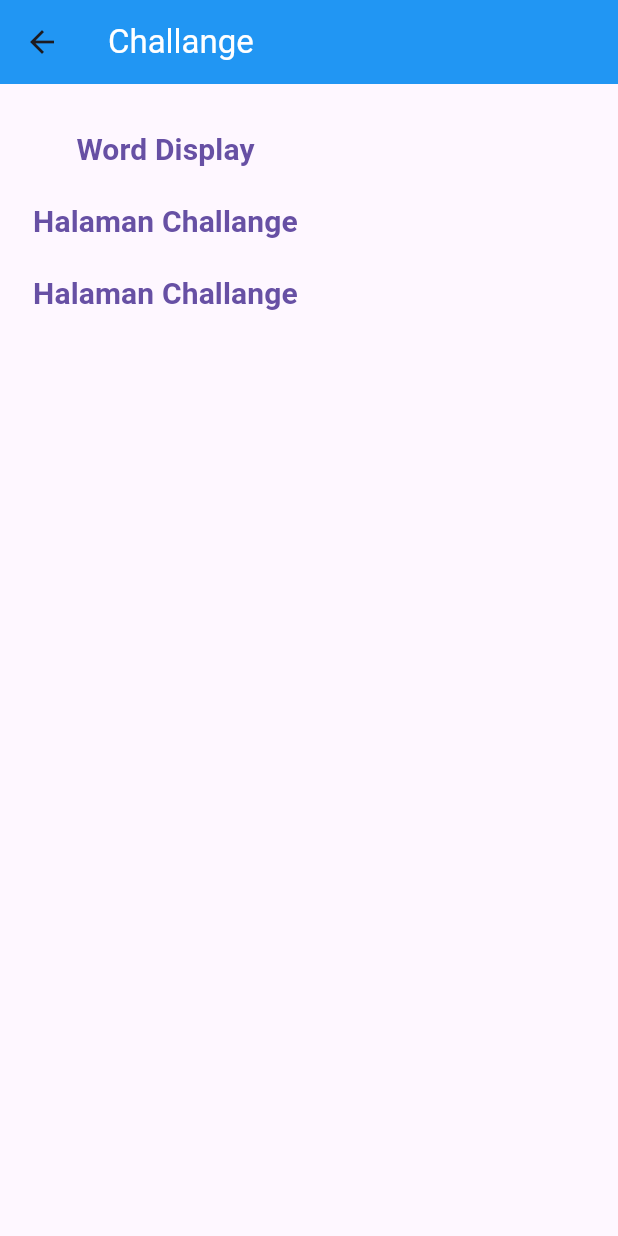
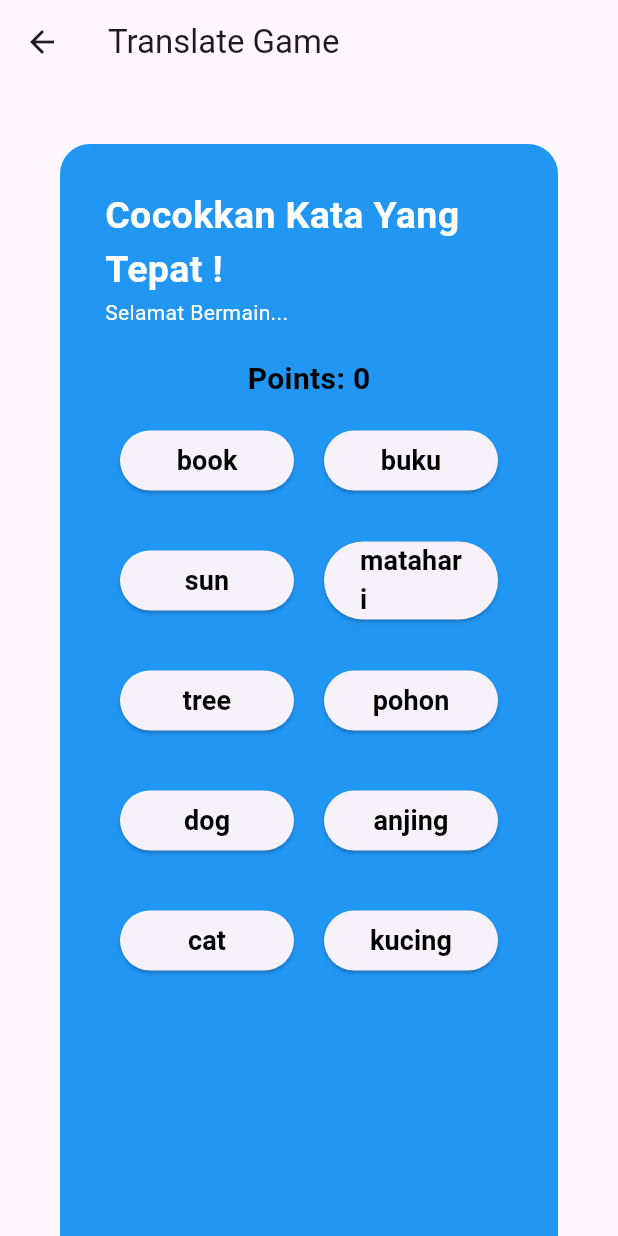
Before and after one commit to peterfomashia/flutter_projects_team, a Flutter app: the Challange screen opened directly, after a tap on "Halaman Challange", on a phone screen of 412 x 824 dp. Run offline on Flutter 3.47's test engine with Material 3 defaults, Android fonts, the phone set to English and light mode, and no system bars; our stand-ins replace animated_bottom_navigation_bar, flutter_speed_dial, shared_preferences; accounts and stored records are empty.

Commit message:
Perbaruan struktur

```diff
--- /dev/null
+++ b/lib/fitur/Challanges/Word.dart
@@ -0,0 +1,25 @@
+class WordPairs {
+  static Map<String, String> data = {
+    "cat": "kucing",
+    "dog": "anjing",
+    "tree": "pohon",
+    "sun": "matahari",
+    "book": "buku",
+    "water": "air",
+    "glass": "gelas",
+    "bucket": "ember",
+    "plate": "piring",
+    "spoon": "sendok",
+    "tomorrow": "besok",
+    "yesterday": "kemarin",
+    "sunday": "minggu",
+    "tuesday": "selasa",
+    "today": "hari ini",
+    "table": "meja",
+    "chair": "kursi",
+    "cheat": "mencurangi",
+    "light up": "menyala",
+    "put out": "memadamkan",
+    // Tambahkan pasangan kata baru di sini jika diperlukan
+  };
+}
--- /dev/null
+++ b/lib/fitur/Challanges/button_translate.dart
@@ -0,0 +1,235 @@
+import 'package:flutter/material.dart';
+import 'package:flutter/services.dart';
+import 'Word.dart';
+import 'EndGamePage.dart';
+
+class ButtonTranslate extends StatefulWidget {
+  @override
+  _ButtonTranslateState createState() => _ButtonTranslateState();
+}
+
+class _ButtonTranslateState extends State<ButtonTranslate> {
+  int points = 0; // Jumlah poin
+  List<MapEntry<String, String>> selectedPairs =
+      []; // List pasangan kata yang dipilih oleh pengguna
+  int currentRound = 1; // Perulangan saat ini
+  int totalRounds = 3; // Total perulangan
+  List<MapEntry<String, String>> shuffledPairs =
+      []; // List pasangan kata yang sudah diacak
+  List<List<MapEntry<String, String>>> wordPairsGroups =
+      []; // Grup pasangan kata
+  int currentPairsGroupIndex =
+      0; // Indeks grup pasangan kata yang sedang ditampilkan
+
+  @override
+  void initState() {
+    super.initState();
+    // Bagi data kata menjadi grup berdasarkan jumlah pasangan kata yang ingin ditampilkan pada setiap putaran
+    List<List<MapEntry<String, String>>> groupedPairs =
+        splitWordPairs(WordPairs.data, 5);
+    wordPairsGroups = groupedPairs;
+    // Inisialisasi putaran pertama
+    shuffledPairs = groupedPairs[currentPairsGroupIndex].toList()..shuffle();
+  }
+
+  // Fungsi untuk membagi data kata menjadi grup berdasarkan jumlah pasangan kata yang ingin ditampilkan pada setiap putaran
+  List<List<MapEntry<String, String>>> splitWordPairs(
+      Map<String, String> wordPairs, int groupSize) {
+    List<MapEntry<String, String>> pairsList = wordPairs.entries.toList();
+    List<List<MapEntry<String, String>>> result = [];
+
+    for (int i = 0; i < pairsList.length; i += groupSize) {
+      int end =
+          (i + groupSize < pairsList.length) ? i + groupSize : pairsList.length;
+      result.add(pairsList.sublist(i, end));
+    }
+
+    return result;
+  }
+
+  @override
+  Widget build(BuildContext context) {
+    return Scaffold(
+      appBar: AppBar(
+        title: Text('Translate Game'),
+      ),
+      body: SingleChildScrollView(
+        child: Column(
+          children: [
+            Container(
+              padding: EdgeInsets.all(30),
+              decoration: BoxDecoration(
+                  color: Colors.blue, borderRadius: BorderRadius.circular(20)),
+              width: MediaQuery.of(context).size.width,
+              height: MediaQuery.of(context).size.height,
+              margin: EdgeInsets.all(40),
+              child: SingleChildScrollView(
+                child: Column(
+                  mainAxisAlignment: MainAxisAlignment.spaceEvenly,
+                  children: [
+                    Column(
+                      crossAxisAlignment: CrossAxisAlignment.start,
+                      children: [
+                        Text(
+                          "Cocokkan Kata Yang Tepat !",
+                          style: TextStyle(
+                              fontWeight: FontWeight.bold,
+                              fontSize: 25,
+                              color: Colors.white),
+                        ),
+                        Text(
+                          "Selamat Bermain...",
+                          style: TextStyle(color: Colors.white),
+                        )
+                      ],
+                    ),
+                    SizedBox(height: 20),
+                    Text(
+                      'Points: $points',
+                      style: TextStyle(
+                          fontWeight: FontWeight.bold,
+                          fontSize: 20,
+                          color: Colors.black),
+                    ),
+                    // Menampilkan pasangan kata Inggris-Indonesia
+                    for (var pair in shuffledPairs)
+                      Padding(
+                        padding: const EdgeInsets.all(10),
+                        child: Row(
+                          mainAxisAlignment: MainAxisAlignment.spaceEvenly,
+                          children: [
+                            Expanded(
+                              child: ElevatedButton(
+                                onPressed: () {
+                                  selectPair(pair);
+                                },
+                                child: Text(
+                                  pair.key,
+                                  style: TextStyle(
+                                      fontSize: 18,
+                                      fontWeight: FontWeight.bold,
+                                      color: Colors.black),
+                                ),
+                              ),
+                            ),
+                            SizedBox(
+                              height: 60,
+                              width: 20,
+                            ), // Menambahkan jarak horizontal antara tombol
+                            Expanded(
+                              child: ElevatedButton(
+                                onPressed: () {
+                                  selectPair(pair);
+                                },
+                                child: Text(
+                                  pair.value,
+                                  style: TextStyle(
+                                      fontSize: 18,
+                                      fontWeight: FontWeight.bold,
+                                      color: Colors.black),
+                                ),
+                              ),
+                            ),
+                          ],
+                        ),
+                      ),
+                  ],
+                ),
+              ),
+            ),
+            Text(
+              'Round $currentRound of $totalRounds',
+              style: TextStyle(
+                  fontSize: 16,
+                  fontWeight: FontWeight.normal,
+                  color: Colors.black),
+            ),
+            SizedBox(height: 5),
+            Divider(
+                color: Colors.black, // Warna garis
+                thickness: 2, // Ketebalan garis (dalam satuan logical pixels)
+                height: 10,
+                indent: 90,
+                endIndent: 90),
+            SizedBox(height: 5),
+            Divider(
+                color: Colors.black, // Warna garis
+                thickness: 2, // Ketebalan garis (dalam satuan logical pixels)
+                height: 10,
+                indent: 50,
+                endIndent: 50),
+            SizedBox(height: 20),
+          ],
+        ),
+      ),
+    );
+  }
+
+  // Fungsi untuk mengecek pencocokan pasangan kata
+  void selectPair(MapEntry<String, String> pair) {
+    setState(() {
+      selectedPairs.add(pair); // Tambahkan pasangan yang dipilih oleh pengguna
+
+      if (selectedPairs.length == 2) {
+        // Jika pengguna telah memilih dua pasangan kata
+        MapEntry<String, String> firstPair = selectedPairs[0];
+        MapEntry<String, String> secondPair = selectedPairs[1];
+
+        // Cek apakah pasangan kata cocok
+        if ((shuffledPairs.contains(firstPair) &&
+                shuffledPairs.contains(secondPair)) &&
+            ((firstPair.key == pair.key && secondPair.value == pair.value) ||
+                (secondPair.key == pair.key &&
+                    firstPair.value == pair.value))) {
+          // Jika pasangan kata cocok
+          points += 5;
+          shuffledPairs.remove(firstPair); // Hapus pasangan kata dari tampilan
+          shuffledPairs.remove(secondPair);
+        } else {
+          // Jika pasangan kata tidak cocok
+          if (points > 0) {
+            points -= 1; // Pengurangan poin hanya jika poin lebih besar dari 0
+          }
+
+          // Bergetar tombol jika pasangan kata tidak cocok
+          HapticFeedback.vibrate();
+        }
+
+        // Bersihkan daftar pasangan kata yang dipilih
+        selectedPairs.clear();
+
+        if (shuffledPairs.isEmpty) {
+          // Jika semua pencocokan telah selesai pada satu putaran
+          if (currentRound < totalRounds) {
+            // Lanjutkan ke putaran berikutnya
+            currentRound++;
+            if (currentPairsGroupIndex < wordPairsGroups.length - 1) {
+              // Lanjutkan ke grup kata berikutnya jika masih ada
+              currentPairsGroupIndex++;
+              shuffledPairs = wordPairsGroups[currentPairsGroupIndex].toList()
+                ..shuffle();
+            } else {
+              // Jika sudah mencapai grup kata terakhir, selesai permainan
+              Navigator.pushReplacement(
+                context,
+                MaterialPageRoute(
+                  builder: (context) => EndGamePage(
+                    points: points,
+                  ),
+                ),
+              );
+            }
+          } else {
+            // Tampilkan halaman akhir jika semua putaran telah selesai
+            Navigator.pushReplacement(
+              context,
+              MaterialPageRoute(
+                builder: (context) => EndGamePage(points: points),
+              ),
+            );
+          }
+        }
+      }
+    });
+  }
+}
--- a/lib/fitur/Challanges/tmp.dart
+++ b/lib/fitur/Challanges/tmp.dart
@@ -1,4 +1,5 @@
 import 'package:flutter/material.dart';
+import 'package:learning_app/fitur/Challanges/button_translate.dart';
 import 'package:learning_app/fitur/Challanges/word_display.dart';
 
 //Tempat untuk menampung beberapa class challanges
@@ -39,7 +40,14 @@ class _ChallangeState extends State<Challange> {
 
                 )),
             TextButton(
-                onPressed: () {},
+                onPressed: () {
+                  Navigator.push(
+                    context,
+                    MaterialPageRoute(
+                      builder: (context) =>  ButtonTranslate(),
+                    ),
+                  );
+                },
                 child: const Text(
                   "Halaman Challange",
                   style: TextStyle(fontWeight: FontWeight.bold, fontSize: 20),
--- a/lib/login_and_regist/register.dart
+++ b/lib/fitur/login_and_regist/register.dart
@@ -1,6 +1,6 @@
 import 'package:flutter/gestures.dart';
 import 'package:flutter/material.dart';
-import 'package:learning_app/login_and_regist/login.dart';
+import 'package:learning_app/fitur/login_and_regist/login.dart';
 
 class Register extends StatefulWidget {
   const Register({super.key});
@@ -173,9 +173,9 @@ class _RegisterState extends State<Register> {
                                 fontSize: 18,
                               ),
                               recognizer: TapGestureRecognizer()
-                            ..onTap = () {
+                                ..onTap = () => {
                                   Navigator.of(context).push(MaterialPageRoute(
-                                      builder: (context) => Login()));
+                                      builder: (context) => Login()))
                                 }),
                         ])),
                   )
--- a/lib/fitur/profile/profile.dart
+++ b/lib/fitur/profile/profile.dart
@@ -1,11 +1,9 @@
 import 'package:flutter/cupertino.dart';
 import 'package:flutter/material.dart';
 import 'package:flutter/widgets.dart';
-import 'package:learning_app/Home.dart';
 import 'package:learning_app/fitur/profile/edit.dart';
 import 'package:learning_app/fitur/profile/provider/profil_prov.dart';
 import 'package:learning_app/fitur/profile/switch.dart';
-import 'package:learning_app/login_and_regist/login.dart';
 import 'package:provider/provider.dart';
 
 class Profile extends StatefulWidget {
--- a/pubspec.yaml
+++ b/pubspec.yaml
@@ -39,6 +39,7 @@ dependencies:
   provider: ^6.1.2
   flutter_speed_dial: ^7.0.0
   animated_bottom_navigation_bar: ^1.3.3
+  shared_preferences: ^2.0.8
 
 dev_dependencies:
   flutter_test:
```
Also changed, not shown: lib/Home.dart (+35 -2 lines), lib/fitur/Challanges/EndGamePage.dart (added, +121 -0 lines), lib/fitur/Challanges/NextLevel.dart (added, +16 -0 lines), lib/fitur/login_and_regist/login.dart (renamed from lib/login_and_regist/login.dart, +10 -2 lines), lib/main.dart (+19 -6 lines), pubspec.lock, 2 other files. Lines whose indentation alone changed are shown as unchanged.
